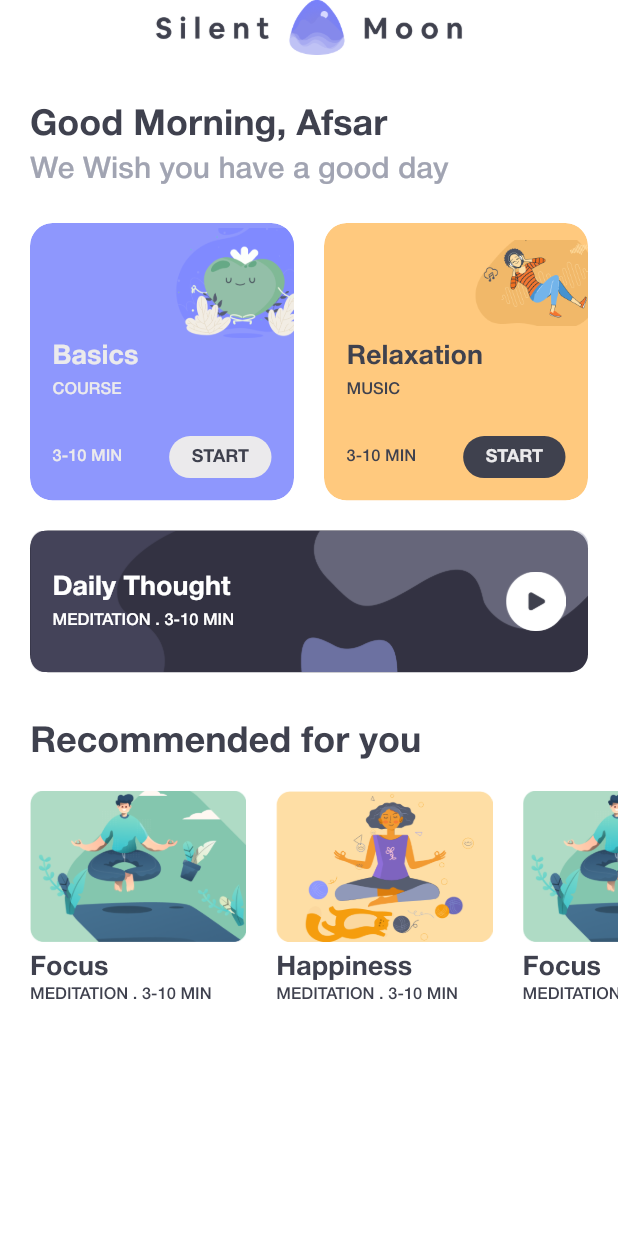
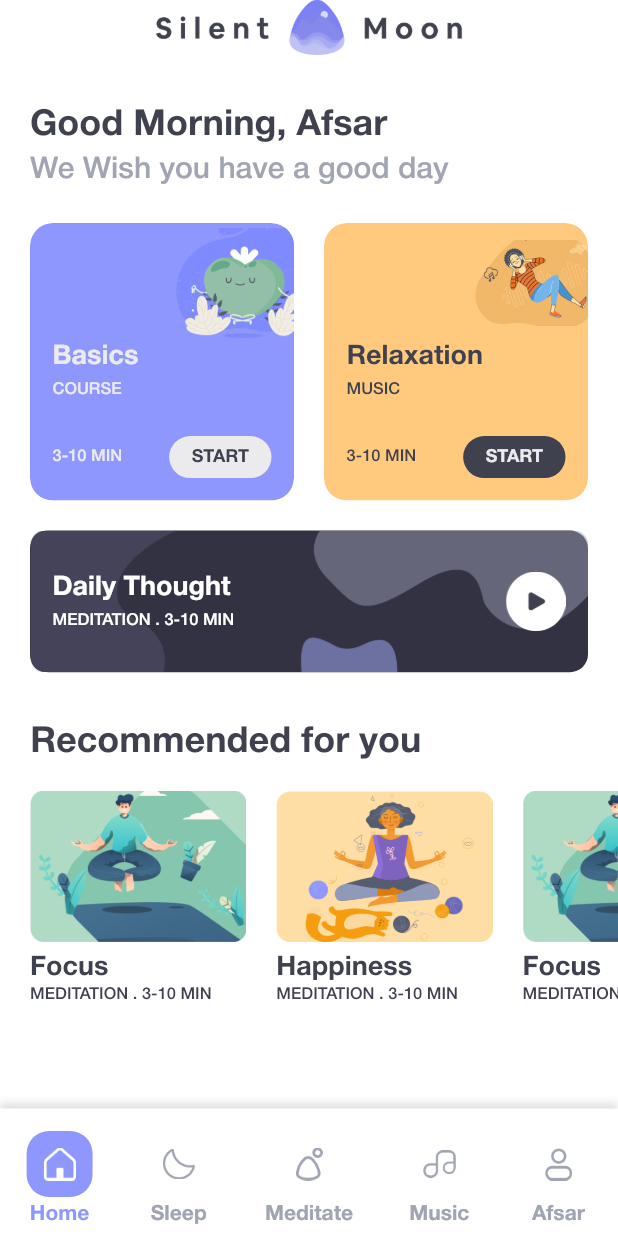
Before and after one commit to codeforany/beautiful_meditation_flutter, a Flutter app: the RemindersScreen screen opened directly, after a tap on "SAVE", on a phone screen of 412 x 824 dp. Run offline on Flutter 3.47's test engine with Material 3 defaults, Android fonts, the phone set to English and light mode, and no system bars.

Commit message:
Main TabView Controller Added

```diff
--- /dev/null
+++ b/lib/common_widget/tab_button.dart
@@ -0,0 +1,52 @@
+import 'package:flutter/material.dart';
+import 'package:meditation/common/color_extension.dart';
+
+class TabButton extends StatelessWidget {
+  final String icon;
+  final String title;
+  final bool isSelect;
+  final VoidCallback onPressed;
+
+  const TabButton(
+      {super.key,
+      required this.icon,
+      required this.title,
+      required this.isSelect,
+      required this.onPressed});
+
+  @override
+  Widget build(BuildContext context) {
+    return InkWell(
+        onTap: onPressed,
+        child: Column(
+          mainAxisSize: MainAxisSize.min,
+          children: [
+            Container(
+              width: 44,
+              height: 44,
+              decoration: BoxDecoration(
+                  color: isSelect ? TColor.primary : Colors.transparent,
+                  borderRadius: BorderRadius.circular(15)),
+              alignment: Alignment.center,
+              child: Image.asset(
+                icon,
+                width: 22,
+                height: 22,
+                color: isSelect ? Colors.white : TColor.secondaryText,
+              ),
+            ),
+            const SizedBox(
+              height: 4,
+            ),
+            Text(
+              title,
+              style: TextStyle(
+                color: isSelect ? TColor.primary : TColor.secondaryText,
+                fontSize: 14,
+                fontWeight: FontWeight.w600,
+              ),
+            )
+          ],
+        ));
+  }
+}
--- a/lib/screen/home/reminders_screen.dart
+++ b/lib/screen/home/reminders_screen.dart
@@ -4,6 +4,7 @@ import 'package:meditation/common/color_extension.dart';
 import 'package:meditation/common_widget/circle_button.dart';
 import 'package:meditation/common_widget/round_button.dart';
 import 'package:meditation/screen/home/home_screen.dart';
+import 'package:meditation/screen/main_tabview/main_tabview_screen.dart';
 
 class RemindersScreen extends StatefulWidget {
   const RemindersScreen({super.key});
@@ -116,14 +117,14 @@ class _RemindersScreenState extends State<RemindersScreen> {
               ),
             ),
             RoundButton(title: "SAVE", onPressed: () {
-              context.push(const HomeScreen());
+              context.push(const MainTabViewScreen());
             }),
             Row(
               mainAxisAlignment: MainAxisAlignment.center,
               children: [
                 TextButton(
                     onPressed: () {
-                      context.push(const HomeScreen());
+                      context.push(const MainTabViewScreen());
                     },
                     child: Text(
                       "NO THANKS",
--- /dev/null
+++ b/lib/screen/main_tabview/main_tabview_screen.dart
@@ -0,0 +1,102 @@
+import 'package:flutter/material.dart';
+import 'package:meditation/common_widget/tab_button.dart';
+import 'package:meditation/screen/home/home_screen.dart';
+
+class MainTabViewScreen extends StatefulWidget {
+  const MainTabViewScreen({super.key});
+
+  @override
+  State<MainTabViewScreen> createState() => _MainTabViewScreenState();
+}
+
+class _MainTabViewScreenState extends State<MainTabViewScreen> with SingleTickerProviderStateMixin {
+
+  TabController? controller;
+  int selectTab = 0;
+
+  @override
+  void initState() {
+    // TODO: implement initState
+    super.initState();
+    controller = TabController(length: 5, vsync: this);
+    controller?.addListener(() {
+      selectTab = controller?.index ?? 0;
+      setState(() {
+
+      });
+    });
+  }
+
+  @override
+  Widget build(BuildContext context) {
+    return Scaffold(
+      body: TabBarView(
+        controller: controller,
+        children: [
+        const HomeScreen(),
+        Container(),
+        Container(color: Colors.yellow,),
+        Container(),
+        Container( color: Colors.red, )
+      ]),
+      bottomNavigationBar: Container(
+        padding: const EdgeInsets.only(top: 15, bottom: 8),
+        decoration: const BoxDecoration(
+          color: Colors.white,
+          boxShadow: [
+            BoxShadow(color: Colors.black12, blurRadius: 4, offset: Offset(0, -4))
+          ]
+        ),
+        child: SafeArea(child: Row(
+          mainAxisAlignment: MainAxisAlignment.spaceAround,
+          children: [
+
+              TabButton(icon: "assets/img/home_tab.png", title: "Home", isSelect: selectTab == 0, onPressed: (){
+                  changeTab(0);
+              }),
+              TabButton(
+                icon: "assets/img/sleep_tab.png",
+                title: "Sleep",
+                isSelect: selectTab == 1,
+                onPressed: () {
+                  changeTab(1);
+                }),
+
+              TabButton(
+                icon: "assets/img/meditate_tab.png",
+                title: "Meditate",
+                isSelect: selectTab == 2,
+                onPressed: () {
+                  changeTab(2);
+                }),
+
+              TabButton(
+                icon: "assets/img/music_tab.png",
+                title: "Music",
+                isSelect: selectTab == 3,
+                onPressed: () {
+                  changeTab(3);
+                }),
+
+              TabButton(
+                icon: "assets/img/profile_tab.png",
+                title: "Afsar",
+                isSelect: selectTab == 4,
+                onPressed: () {
+                  changeTab(4);
+                }),
+
+          ],
+        )),
+      ) ,
+    );
+
+
+  }
+
+   void changeTab(int index) {
+    selectTab = index;
+    controller?.animateTo(index);
+    setState(() {});
+  }
+}
```
Also changed, not shown: assets/img/home_tab.png (added), assets/img/meditate_tab.png (added), assets/img/music_tab.png (added), assets/img/profile_tab.png (added), assets/img/sleep_tab.png (added).
